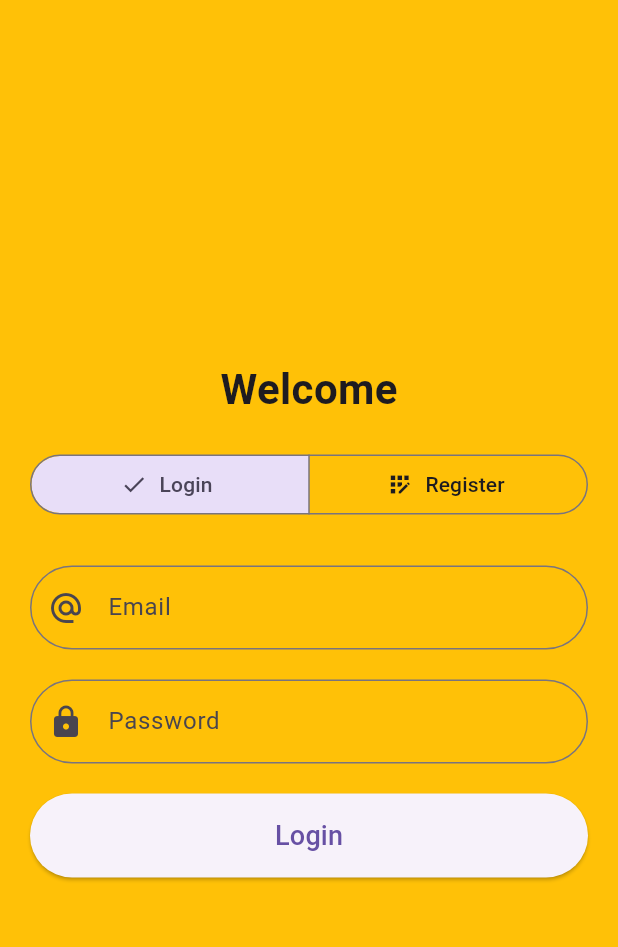
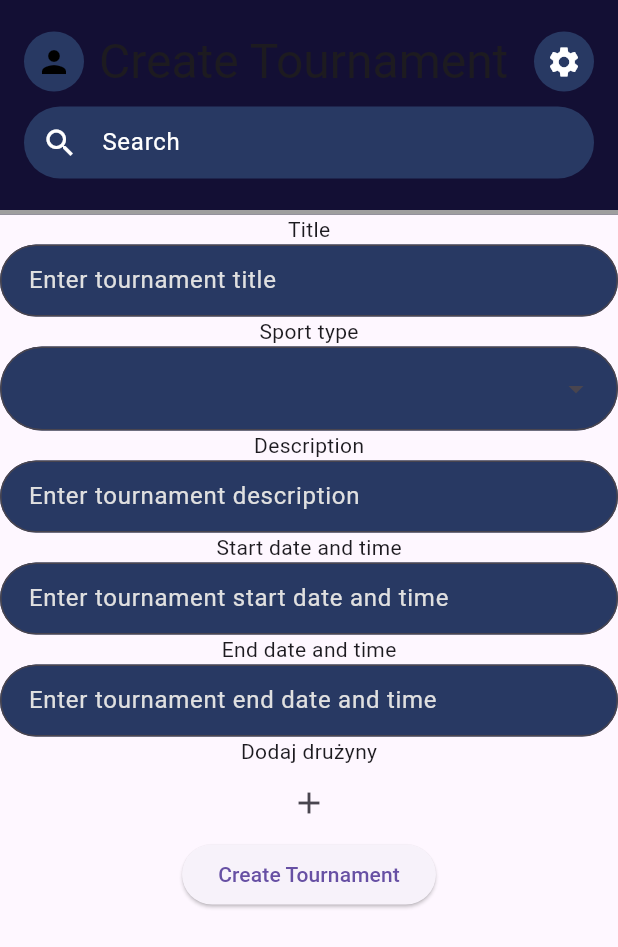
Before and after one commit to PrimalTeam/sportsy-front, a Flutter app: the screen it shows after launch, on a phone screen of 412 x 824 dp. Shown: the top 947 px of the screen. Run offline on Flutter 3.47's test engine with Material 3 defaults, Android fonts, the light colour scheme and no system bars; our stand-ins replace dio, flutter_secure_storage, image_picker, jwt_decoder, loading_animation_widget.

Commit message:
creating tournament page

```diff
--- a/lib/main.dart
+++ b/lib/main.dart
@@ -1,6 +1,7 @@
 import 'package:flutter/material.dart';
 import 'screens/games_list_page.dart';
 import 'screens/login_screen.dart';
+import 'screens/create_tournament_page.dart';
 
 final GlobalKey<NavigatorState> navigatorKey = GlobalKey<NavigatorState>();
 
@@ -13,13 +14,37 @@ class MyApp extends StatelessWidget {
   @override
   Widget build(BuildContext context) {
     return MaterialApp(
+      theme: ThemeData(
+        inputDecorationTheme: InputDecorationTheme(
+          border: OutlineInputBorder(borderRadius: BorderRadius.circular(100)),
+          filled: true,
+          fillColor:  Color(0xff283963),
+          contentPadding: EdgeInsets.symmetric(vertical: 10, horizontal: 15),
+          hintStyle: TextStyle(color: Colors.grey[300]),
+          labelStyle: TextStyle(color: Colors.white),
+
+
+        ),
+        dropdownMenuTheme: const DropdownMenuThemeData(
+          inputDecorationTheme: InputDecorationTheme(
+            border: OutlineInputBorder(borderRadius: BorderRadius.all(Radius.circular(100))),
+            filled: true,
+            fillColor: Color(0xff283963),
+            contentPadding: EdgeInsets.symmetric(vertical: 10, horizontal: 15),
+            labelStyle: TextStyle(color: Colors.white),
+            constraints: BoxConstraints(minWidth: double.infinity),
+          ),
+        ),
+      ),
+
       title: 'Flutter Demo',
       navigatorKey: navigatorKey,
       debugShowCheckedModeBanner: false,
-           initialRoute: '/login',
+      initialRoute: '/ctournament',
       routes: {
         '/login': (context) => const LoginScreen(),
         '/home': (context) => const MyHomePage(title: "Title"),
+        '/ctournament': (context) => const CreateTournamentPage(),
       },
     );
   }
--- /dev/null
+++ b/lib/modules/tournament_services/creation_team_list.dart
@@ -0,0 +1,8 @@
+import 'dart:io';
+
+class Team {
+  String name;
+  File? logo;
+
+  Team({required this.name, this.logo});
+}
--- /dev/null
+++ b/lib/modules/tournament_services/sport_type_enum.dart
@@ -0,0 +1,9 @@
+enum SportType {
+  basketball,
+  football,
+  tennis,
+  volleyball,
+  cricket,
+  badminton,
+  other,
+}
--- /dev/null
+++ b/lib/modules/tournament_services/tournament_info_struct.dart
@@ -0,0 +1,13 @@
+class TournamentInfo {
+  final String title;
+  final String? description;
+  final DateTime? dateStart;
+  final DateTime? dateEnd;
+
+  TournamentInfo({
+    required this.title,
+    this.description,
+    this.dateStart,
+    this.dateEnd,
+  });
+}
--- /dev/null
+++ b/lib/modules/tournament_services/tournament_struct.dart
@@ -0,0 +1,13 @@
+import 'package:sportsy_front/modules/tournament_services/sport_type_enum.dart';
+import 'package:sportsy_front/modules/tournament_services/tournament_info_struct.dart';
+import 'package:sportsy_front/modules/tournament_services/creation_team_list.dart';
+class Tournament{
+  final SportType sportType;
+  final TournamentInfo tournamentInfo;
+  final List<Team> teams;
+  Tournament({
+    required this.sportType,
+    required this.tournamentInfo,
+    required this.teams,
+  });
+}
--- /dev/null
+++ b/lib/screens/create_tournament_page.dart
@@ -0,0 +1,22 @@
+import 'package:flutter/material.dart';
+import 'package:sportsy_front/widgets/app_bar.dart';
+import 'package:sportsy_front/widgets/tournament_create_widgets/tournament_form.dart';
+
+class CreateTournamentPage extends StatefulWidget {
+  const CreateTournamentPage({super.key});
+
+  @override
+  State<CreateTournamentPage> createState() => _CreateTournamentPageState();
+}
+
+class _CreateTournamentPageState extends State<CreateTournamentPage> {
+  @override
+  Widget build(BuildContext context) {
+    return Scaffold(
+      appBar: MyAppBar(title: "Create Tournament"),
+      body: const SingleChildScrollView(
+          child: TournamentForm(),
+      ),
+    );
+  }
+}
--- a/lib/screens/login_screen.dart
+++ b/lib/screens/login_screen.dart
@@ -116,9 +116,6 @@ class LoginScreenState extends State<LoginScreen> {
                     decoration: InputDecoration(
                       labelText: "Email",
                       prefixIcon: const Icon(Icons.alternate_email),
-                      border: OutlineInputBorder(
-                        borderRadius: BorderRadius.circular(100),
-                      ),
                     ),
                     keyboardType: TextInputType.emailAddress,
                   ),
--- a/lib/screens/register_screen.dart
+++ b/lib/screens/register_screen.dart
@@ -110,9 +110,7 @@ class RegisterScreenState extends State<RegisterScreen> {
                   decoration: InputDecoration(
                     labelText: "Name",
                     prefixIcon: const Icon(Icons.person),
-                    border: OutlineInputBorder(
-                      borderRadius: BorderRadius.circular(100),
-                    ),
+
                   ),
                 ),
                 const SizedBox(height: 20),
--- /dev/null
+++ b/lib/widgets/tournament_create_widgets/tournament_form.dart
@@ -0,0 +1,128 @@
+import 'dart:io';
+import 'package:flutter/material.dart';
+import 'package:image_picker/image_picker.dart';
+import 'package:sportsy_front/modules/tournament_services/creation_team_list.dart';
+import 'package:sportsy_front/modules/tournament_services/sport_type_enum.dart';
+import 'package:sportsy_front/widgets/tournament_create_widgets/team_add_form.dart';
+import 'package:sportsy_front/widgets/tournament_create_widgets/creation_team_added.dart';
+
+class TournamentForm extends StatefulWidget {
+  const TournamentForm({super.key});
+
+  @override
+  State<TournamentForm> createState() => _TournamentFormState();
+}
+
+class _TournamentFormState extends State<TournamentForm> {
+  DateTime? _selectedDateTime;
+  List<Team> teams = [];
+  bool showTeamAdd = false;
+  final picker = ImagePicker();
+
+  void _pickDateTime() async {
+    final DateTime? pickedDate = await showDatePicker(
+      context: context,
+      initialEntryMode: DatePickerEntryMode.calendarOnly,
+      helpText: 'Select tournament date',
+      initialDate: DateTime.now(),
+      firstDate: DateTime.now(),
+      lastDate: DateTime(2100),
+    );
+    if (pickedDate != null && mounted) {
+      final TimeOfDay? pickedTime = await showTimePicker(
+        context: context,
+        initialTime: TimeOfDay.now(),
+      );
+      if (pickedTime != null) {
+        setState(() {
+          _selectedDateTime = DateTime(
+            pickedDate.year,
+            pickedDate.month,
+            pickedDate.day,
+            pickedTime.hour,
+            pickedTime.minute,
+          );
+        });
+      }
+    }
+  }
+
+  void addNewTeam() {
+    setState(() {
+      showTeamAdd = true;
+    });
+  }
+
+  void teamAdded(String name, File? logo) {
+    setState(() {
+      showTeamAdd = false;
+      teams.add(Team(name: name, logo: logo));
+    });
+  }
+
+  @override
+  Widget build(BuildContext context) {
+    return Column(
+      children: [
+        const Text("Title"),
+        TextField(
+          decoration: const InputDecoration(hintText: 'Enter tournament title'),
+        ),
+        const Text("Sport type"),
+        DropdownMenu<SportType>(
+          expandedInsets: EdgeInsets.zero,
+          dropdownMenuEntries:
+              SportType.values
+                  .map(
+                    (sport) => DropdownMenuEntry<SportType>(
+                      value: sport,
+                      label: sport.name,
+                    ),
+                  )
+                  .toList(),
+          onSelected: (SportType? selectedSport) {
+            print("Selected sport type: $selectedSport");
+          },
+        ),
+        const Text("Description"),
+        TextField(
+          decoration: const InputDecoration(
+            hintText: 'Enter tournament description',
+          ),
+        ),
+        const Text("Start date and time"),
+        TextField(
+          readOnly: true,
+          onTap: _pickDateTime,
+          decoration: InputDecoration(
+            hintText:
+                _selectedDateTime == null
+                    ? 'Enter tournament start date and time'
+                    : '${_selectedDateTime!.toLocal()}'.split('.')[0],
+          ),
+        ),
+        const Text("End date and time"),
+        TextField(
+          readOnly: true,
+          onTap: _pickDateTime,
+          decoration: InputDecoration(
+            hintText:
+                _selectedDateTime == null
+                    ? 'Enter tournament end date and time'
+                    : '${_selectedDateTime!.toLocal()}'.split('.')[0],
+          ),
+        ),
+        const Text("Dodaj drużyny"),
+        IconButton(onPressed: addNewTeam, icon: const Icon(Icons.add)),
+        if (showTeamAdd) TeamAddForm(onTeamAdded: teamAdded),
+        CreationTeamAdded(teams: teams),
+        ElevatedButton(
+          onPressed: () {
+            print("Tournament created with teams: $teams");
+          },
+          child: const Text("Create Tournament"),
+        ),
+      ],
+    );
+  }
+}
--- a/pubspec.yaml
+++ b/pubspec.yaml
@@ -32,8 +32,10 @@ dependencies:
   json_annotation:
   json_serializable:
   http:
+  dropdown_search:
   dartz:
   loading_animation_widget:
+  image_picker:
   flutter:
     sdk: flutter
 
```
Also changed, not shown: lib/widgets/tournament_create_widgets/creation_team_added.dart (added, +37 -0 lines), lib/widgets/tournament_create_widgets/team_add_form.dart (added, +66 -0 lines), 6 other files.
